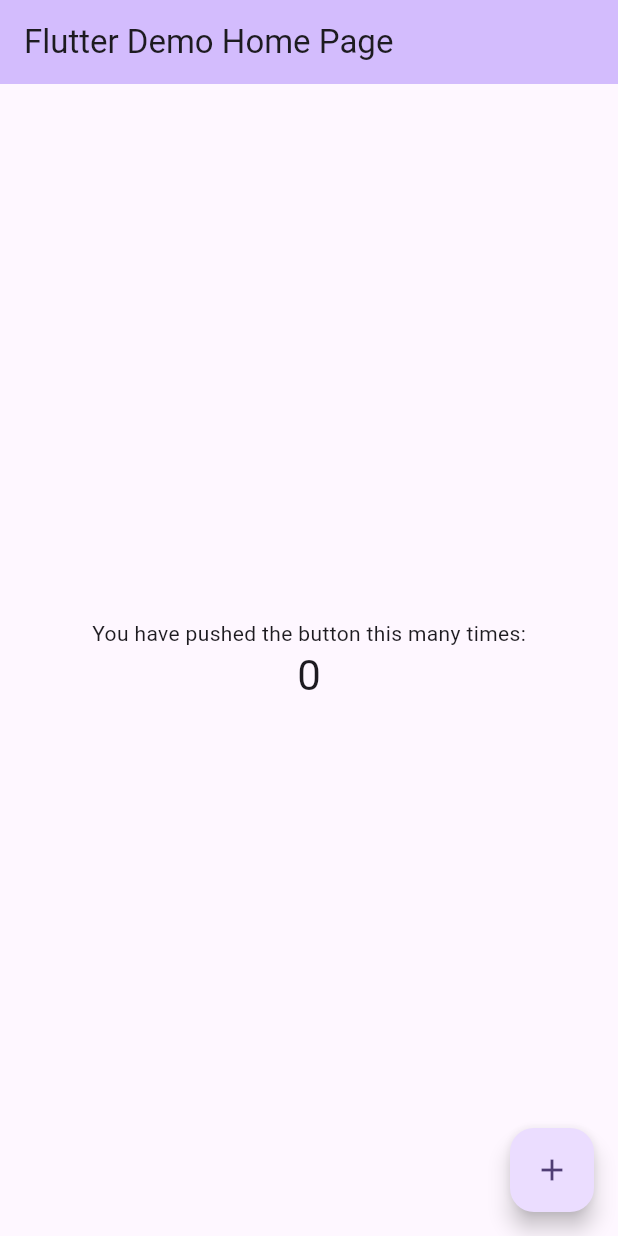
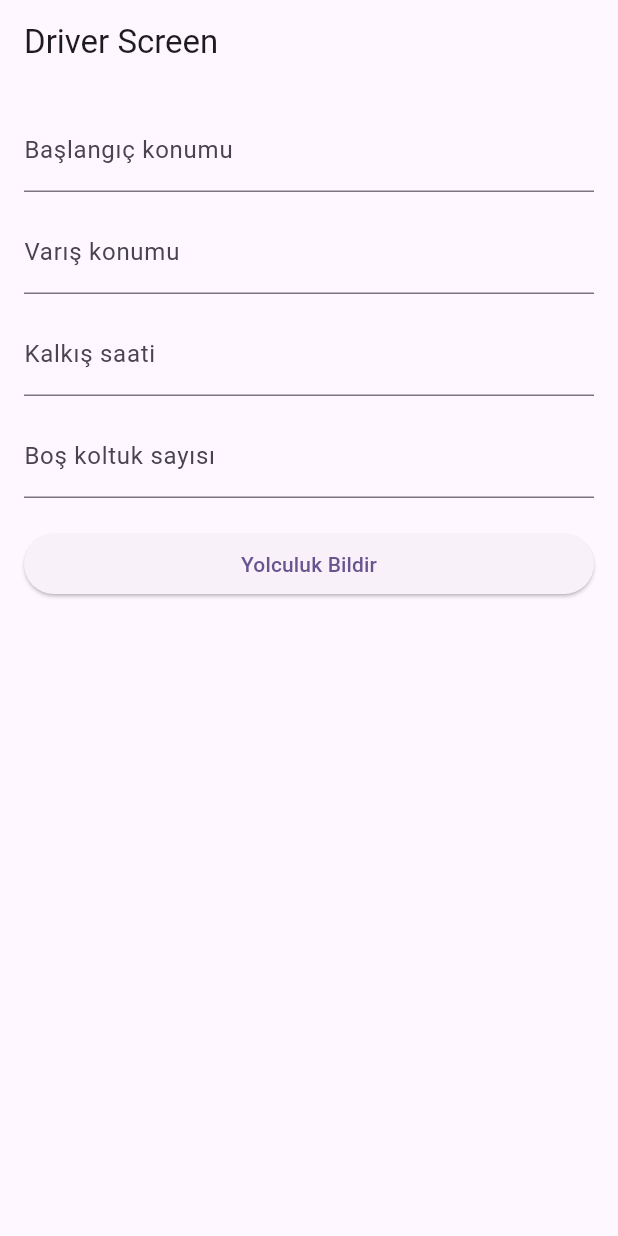
Before and after one commit to TunahanDso/NoTaxi, a Flutter app: the screen it shows after launch, on a phone screen of 412 x 824 dp. Run offline on Flutter 3.47's test engine with Material 3 defaults, Android fonts, the phone set to English and light mode, and no system bars.

Commit message:
Add basic DriverScreen UI

```diff
--- /dev/null
+++ b/mobile/lib/driver_screen.dart
@@ -0,0 +1,63 @@
+import 'package:flutter/material.dart';
+
+class DriverScreen extends StatefulWidget {
+  const DriverScreen({super.key});
+
+  @override
+  State<DriverScreen> createState() => _DriverScreenState();
+}
+
+class _DriverScreenState extends State<DriverScreen> {
+  final TextEditingController _timeController = TextEditingController();
+
+  Future<void> _pickTime() async {
+    final TimeOfDay? time = await showTimePicker(
+      context: context,
+      initialTime: TimeOfDay.now(),
+    );
+    if (time != null) {
+      _timeController.text = time.format(context);
+    }
+  }
+
+  @override
+  Widget build(BuildContext context) {
+    return Scaffold(
+      appBar: AppBar(
+        title: const Text('Driver Screen'),
+      ),
+      body: Padding(
+        padding: const EdgeInsets.all(16.0),
+        child: Column(
+          crossAxisAlignment: CrossAxisAlignment.stretch,
+          children: [
+            TextField(
+              decoration: const InputDecoration(labelText: 'Başlangıç konumu'),
+            ),
+            const SizedBox(height: 12),
+            TextField(
+              decoration: const InputDecoration(labelText: 'Varış konumu'),
+            ),
+            const SizedBox(height: 12),
+            TextField(
+              controller: _timeController,
+              decoration: const InputDecoration(labelText: 'Kalkış saati'),
+              readOnly: true,
+              onTap: _pickTime,
+            ),
+            const SizedBox(height: 12),
+            TextField(
+              decoration: const InputDecoration(labelText: 'Boş koltuk sayısı'),
+              keyboardType: TextInputType.number,
+            ),
+            const SizedBox(height: 20),
+            ElevatedButton(
+              onPressed: () {},
+              child: const Text('Yolculuk Bildir'),
+            ),
+          ],
+        ),
+      ),
+    );
+  }
+}
--- a/mobile/lib/main.dart
+++ b/mobile/lib/main.dart
@@ -1,4 +1,5 @@
 import 'package:flutter/material.dart';
+import 'driver_screen.dart';
 
 void main() {
   runApp(const MyApp());
@@ -30,7 +31,7 @@ class MyApp extends StatelessWidget {
         // tested with just a hot reload.
         colorScheme: ColorScheme.fromSeed(seedColor: Colors.deepPurple),
       ),
-      home: const MyHomePage(title: 'Flutter Demo Home Page'),
+      home: const DriverScreen(),
     );
   }
 }
```
Also changed, not shown: 1 other file.
